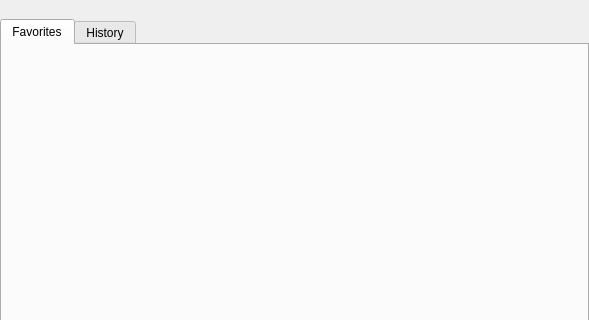
Above: Plugins/org.mitk.gui.qt.common/src/QmitkNodeSelectionDialog.ui from MITK/MITK before the change; both pictures show x 0 to 589 and y 0 to 320 of the 589 by 790 pixel window. Below: the same form after it.
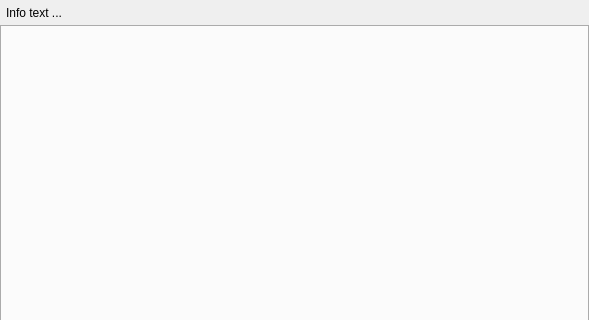
That is the form after the change.

Commit message:
Removes stub tabs (history and favorites)
tweaked layout a bit.

Diff of the .ui file:
```diff
--- a/Plugins/org.mitk.gui.qt.common/src/QmitkNodeSelectionDialog.ui
+++ b/Plugins/org.mitk.gui.qt.common/src/QmitkNodeSelectionDialog.ui
@@ -36,30 +36,36 @@
     <number>0</number>
    </property>
    <item>
+    <layout class="QVBoxLayout" name="verticalLayout_2">
+     <property name="leftMargin">
+      <number>6</number>
+     </property>
+     <property name="topMargin">
+      <number>6</number>
+     </property>
+     <property name="rightMargin">
+      <number>6</number>
+     </property>
+     <item>
     <widget class="QLabel" name="hint">
+       <property name="frameShape">
+        <enum>QFrame::NoFrame</enum>
+       </property>
      <property name="text">
-      <string/>
+        <string>Info text ...</string>
      </property>
      <property name="wordWrap">
       <bool>true</bool>
      </property>
     </widget>
    </item>
+    </layout>
+   </item>
    <item>
     <widget class="QTabWidget" name="tabWidget">
      <property name="currentIndex">
       <number>0</number>
      </property>
-     <widget class="QWidget" name="tabFav">
-      <attribute name="title">
-       <string>Favorites</string>
-      </attribute>
-     </widget>
-     <widget class="QWidget" name="tabHistory">
-      <attribute name="title">
-       <string>History</string>
-      </attribute>
-     </widget>
     </widget>
    </item>
    <item>
```
Left out of the diff: 2 changed lines with no effect on the pictures. Lines whose indentation alone changed are shown as unchanged.
